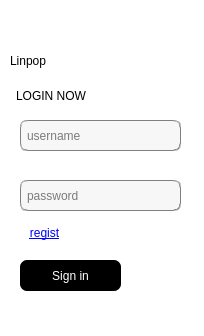
First picture: the form in Qt-IM/login.ui, repository XiaoZheng2003/BIT-QT-IM, before the edit.
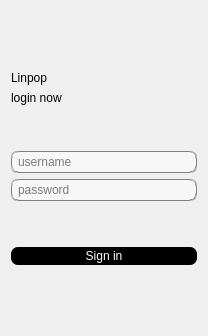
Second picture: the form after the edit.

```diff
--- a/Qt-IM/login.ui
+++ b/Qt-IM/login.ui
@@ -14,32 +14,29 @@
    <string>Dialog</string>
   </property>
   <property name="styleSheet">
-   <string notr="true">background-color: rgb(255, 255, 255);</string>
+   <string notr="true">background-color: rgb(239, 239, 239);</string>
   </property>
-  <widget class="QLabel" name="login_title">
-   <property name="geometry">
-    <rect>
-     <x>16</x>
-     <y>80</y>
-     <width>101</width>
-     <height>31</height>
-    </rect>
-   </property>
-   <property name="styleSheet">
-    <string notr="true">font: 57 11pt &quot;Ubuntu&quot;;</string>
-   </property>
-   <property name="text">
-    <string>LOGIN NOW</string>
-   </property>
-  </widget>
+  <layout class="QVBoxLayout" name="verticalLayout">
+   <item>
+    <spacer name="verticalSpacer_3">
+     <property name="orientation">
+      <enum>Qt::Vertical</enum>
+     </property>
+     <property name="sizeHint" stdset="0">
+      <size>
+       <width>20</width>
+       <height>80</height>
+      </size>
+     </property>
+    </spacer>
+   </item>
+   <item>
   <widget class="QLabel" name="title">
-   <property name="geometry">
-    <rect>
-     <x>10</x>
-     <y>30</y>
-     <width>161</width>
-     <height>61</height>
-    </rect>
+     <property name="minimumSize">
+      <size>
+       <width>186</width>
+       <height>0</height>
+      </size>
    </property>
    <property name="styleSheet">
     <string notr="true">font: 75 31pt &quot;Dyuthi&quot;;</string>
@@ -48,34 +45,48 @@
     <string>Linpop</string>
    </property>
   </widget>
-  <widget class="QPushButton" name="regist">
-   <property name="geometry">
-    <rect>
-     <x>0</x>
-     <y>220</y>
-     <width>89</width>
-     <height>25</height>
-    </rect>
-   </property>
+   </item>
+   <item>
+    <widget class="QLabel" name="label">
    <property name="styleSheet">
-    <string notr="true"> background-color: transparent;
-    color: blue;
-    border: none;
-    text-decoration: underline;</string>
+      <string notr="true">font: 57 11pt &quot;Ubuntu&quot;;</string>
    </property>
    <property name="text">
-    <string>regist</string>
-   </property>
-  </widget>
+      <string>login now</string>
+     </property>
+    </widget>
+   </item>
+   <item>
+    <spacer name="verticalSpacer">
+     <property name="orientation">
+      <enum>Qt::Vertical</enum>
+     </property>
+     <property name="sizeHint" stdset="0">
+      <size>
+       <width>20</width>
+       <height>60</height>
+      </size>
+     </property>
+    </spacer>
+   </item>
+   <item>
+    <widget class="QLineEdit" name="username">
+     <property name="styleSheet">
+      <string notr="true">background-color: rgb(247, 247, 247);
+border:1px groove gray;border-radius:
+7px;padding:2px 4px;
+font: 10pt &quot;Candara&quot;;</string>
+     </property>
+     <property name="echoMode">
+      <enum>QLineEdit::Normal</enum>
+     </property>
+     <property name="placeholderText">
+      <string>username</string>
+     </property>
+    </widget>
+   </item>
+   <item>
   <widget class="QLineEdit" name="password">
-   <property name="geometry">
-    <rect>
-     <x>20</x>
-     <y>180</y>
-     <width>161</width>
-     <height>31</height>
-    </rect>
-   </property>
    <property name="styleSheet">
     <string notr="true">background-color: rgb(247, 247, 247);
 border:1px groove gray;border-radius:
@@ -89,15 +100,22 @@
     <string>password</string>
    </property>
   </widget>
+   </item>
+   <item>
+    <spacer name="verticalSpacer_4">
+     <property name="orientation">
+      <enum>Qt::Vertical</enum>
+     </property>
+     <property name="sizeHint" stdset="0">
+      <size>
+       <width>20</width>
+       <height>60</height>
+      </size>
+     </property>
+    </spacer>
+   </item>
+   <item>
   <widget class="QPushButton" name="in_btn">
-   <property name="geometry">
-    <rect>
-     <x>20</x>
-     <y>260</y>
-     <width>101</width>
-     <height>31</height>
-    </rect>
-   </property>
    <property name="styleSheet">
     <string notr="true"> background-color: black;
     color: white;
@@ -110,28 +128,21 @@
     <string>Sign in</string>
    </property>
   </widget>
-  <widget class="QLineEdit" name="username">
-   <property name="geometry">
-    <rect>
-     <x>20</x>
-     <y>120</y>
-     <width>161</width>
-     <height>31</height>
-    </rect>
-   </property>
-   <property name="styleSheet">
-    <string notr="true">background-color: rgb(247, 247, 247);
-border:1px groove gray;border-radius:
-7px;padding:2px 4px;
-font: 10pt &quot;Candara&quot;;</string>
-   </property>
-   <property name="echoMode">
-    <enum>QLineEdit::Normal</enum>
-   </property>
-   <property name="placeholderText">
-    <string>username</string>
-   </property>
-  </widget>
+   </item>
+   <item>
+    <spacer name="verticalSpacer_2">
+     <property name="orientation">
+      <enum>Qt::Vertical</enum>
+     </property>
+     <property name="sizeHint" stdset="0">
+      <size>
+       <width>20</width>
+       <height>80</height>
+      </size>
+     </property>
+    </spacer>
+   </item>
+  </layout>
  </widget>
  <resources/>
  <connections/>
```
Lines whose indentation alone changed are shown as unchanged.
